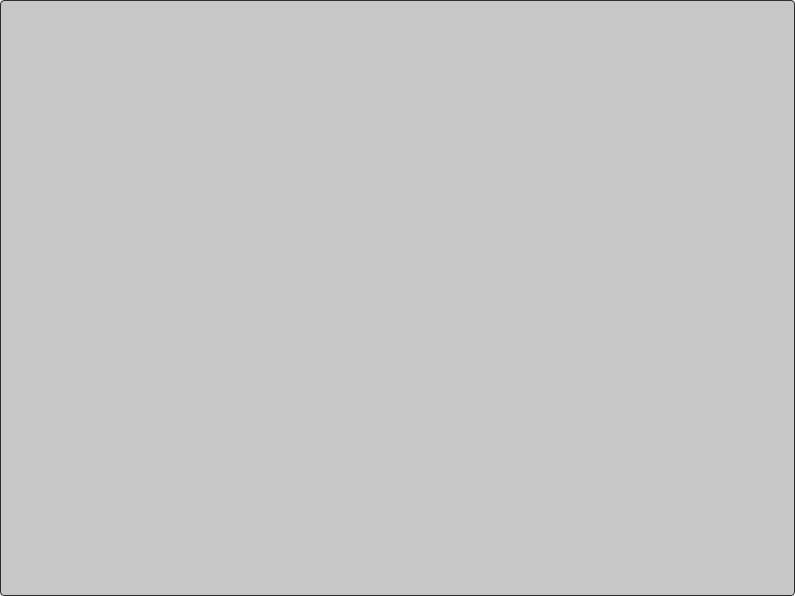
This is Resources/UI/table.ui in ArhamshareKrushil/ScanRisk as Qt 5 draws it before an edit. The edited form follows.
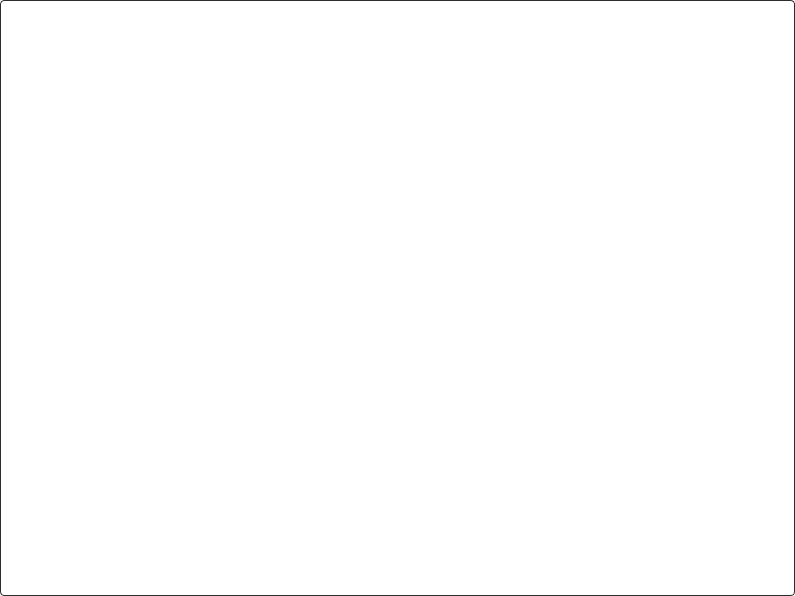
This is the edited form. Icons and pictures are not drawn.

The edit to the form file:
```diff
--- a/Resources/UI/table.ui
+++ b/Resources/UI/table.ui
@@ -114,7 +114,7 @@
 QListView,
 QTableView,
 QColumnView {
-  background-color: #c7c7c7;
+  background-color: #FFFFFF;
   border: 1px solid #2d2d2d;
   color: #000000;
   gridline-color: #2d2d2d;
@@ -125,7 +125,7 @@
 QListView:disabled,
 QTableView:disabled,
 QColumnView:disabled {
-  background-color: #c7c7c7;
+  background-color: #FFFFFF;
   color: #000000;
 }
 
@@ -133,7 +133,7 @@
 QListView:selected,
 QTableView:selected,
 QColumnView:selected {
-  background-color: #c7c7c7;
+  background-color: #FFFFFF;
   color: #000000;
 }
 
```
Left out of the diff: 8 changed lines with no effect on the pictures.
